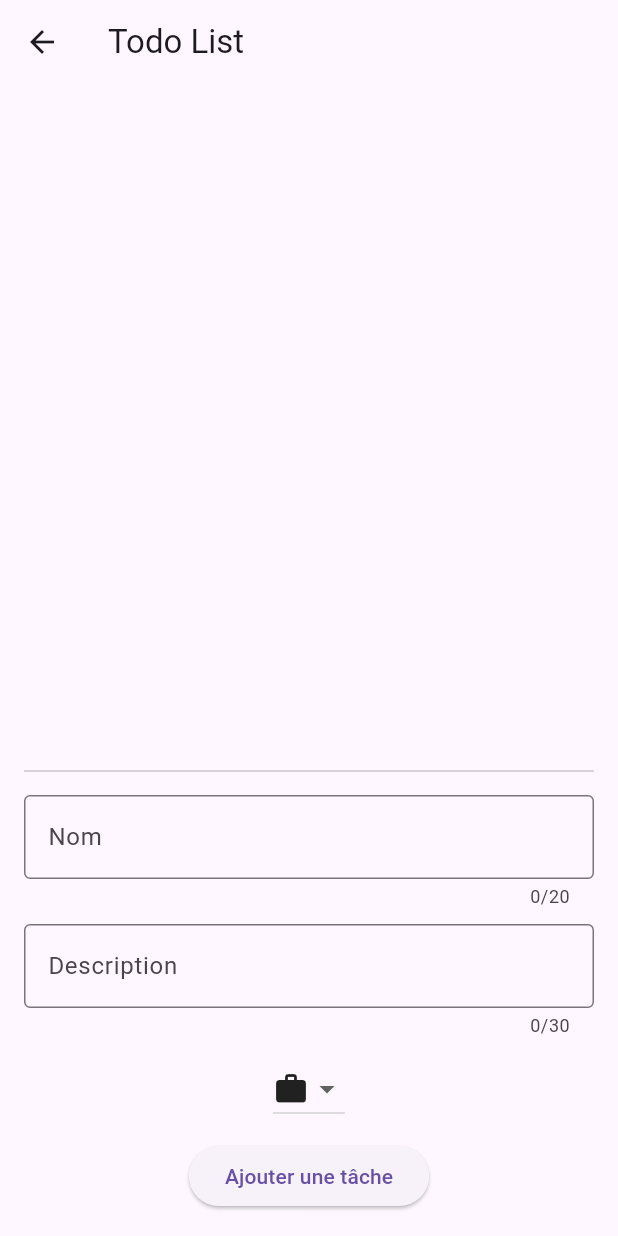
After one commit to LucPASCUAL/flutter-eval, a Flutter app: the screen it shows after launch, after a tap on "Accéder à la Todo List", on a phone screen of 412 x 824 dp. The commit adds this screen. Run offline on Flutter 3.47's test engine with Material 3 defaults, Android fonts, the phone set to English and light mode, and no system bars; our stand-ins replace flutter_slidable; statements that could not run were skipped.

Commit message:
2eme commit

```diff
--- /dev/null
+++ b/lib/domain/models/models.dart
@@ -0,0 +1,9 @@
+import 'package:flutter/material.dart';
+
+class Model {
+  final String title;
+  final String description;
+  final IconData icon;
+
+  Model({required this.title, required this.description, required this.icon});
+}
--- a/lib/presentation/screens/home_screen.dart
+++ b/lib/presentation/screens/home_screen.dart
@@ -1,5 +1,6 @@
 import 'package:flutter/material.dart';
 import 'package:todo/util/style_util.dart';
+import 'todo_list_page.dart';
 
 class HomeScreen extends StatelessWidget {
   const HomeScreen({super.key});
@@ -7,10 +8,29 @@ class HomeScreen extends StatelessWidget {
   @override
   Widget build(BuildContext context) {
     return Scaffold(
+      appBar: AppBar(title: const Text("Accueil")),
       body: Center(
-        child: Text(
-          "Bienvenue sur Flutter !",
-          style: StyleUtil.getMainTextStyle(),
+        child: Column(
+          mainAxisAlignment: MainAxisAlignment.center,
+          children: [
+            Text(
+              "ESN81 évaluation Flutter",
+              style: StyleUtil.getMainTextStyle(),
+            ),
+            const SizedBox(height: 20),
+            ElevatedButton.icon(
+              icon: const Icon(Icons.model_alt),
+              label: const Text("Accéder à la Todo List"),
+              onPressed: () {
+                Navigator.push(
+                  context,
+                  MaterialPageRoute(
+                    builder: (context) => const TodoListPage(),
+                  ),
+                );
+              },
+            ),
+          ],
         ),
       ),
     );
--- /dev/null
+++ b/lib/presentation/screens/todo_list_page.dart
@@ -0,0 +1,68 @@
+import 'package:flutter/material.dart';
+import 'package:todo/util/style_util.dart';
+import '../../domain/models/models.dart';
+import '../../widgets/model_form.dart';
+import '../../widgets/model_tile.dart';
+
+class TodoListPage extends StatefulWidget {
+  const TodoListPage({super.key});
+
+  @override
+  State<TodoListPage> createState() => _TodoListPageState();
+}
+
+class _TodoListPageState extends State<TodoListPage> {
+  final List<Model> _models = [];
+
+  void _addTask(Model model) {
+    setState(() => _models.add(model));
+  }
+
+  void _deleteTask(int index) {
+    setState(() => _models.removeAt(index));
+  }
+
+  void _copyTask(int index) {
+    final original = _models[index];
+    final copiedTask = Model(
+      title: "${original.title} (copie)",
+      description: original.description,
+      icon: original.icon,
+    );
+
+    setState(() => _models.add(copiedTask));
+
+    ScaffoldMessenger.of(context).showSnackBar(
+      const SnackBar(
+        content: Text("Tâche copiée (et collée)!"),
+        backgroundColor: StyleUtil.backgroundColorCopied,
+      ),
+    );
+  }
+
+  @override
+  Widget build(BuildContext context) {
+    return Scaffold(
+      appBar: AppBar(title: const Text('Todo List')),
+      body: Padding(
+        padding: const EdgeInsets.all(16.0),
+        child: Column(
+          children: [
+            Expanded(
+              child: ListView.builder(
+                itemCount: _models.length,
+                itemBuilder: (context, index) => ModelTile(
+                  model: _models[index],
+                  onDelete: () => _deleteTask(index),
+                  onCopy: () => _copyTask(index),
+                ),
+              ),
+            ),
+            const Divider(height: 32),
+            ModelForm(onAdd: _addTask),
+          ],
+        ),
+      ),
+    );
+  }
+}
--- a/lib/util/style_util.dart
+++ b/lib/util/style_util.dart
@@ -1,6 +1,11 @@
-import 'package:flutter/widgets.dart';
+import 'package:flutter/material.dart';
 
 class StyleUtil {
+  static const Color backgroundColorMess = Colors.redAccent;
+  static const Color backgroundColorDelete = Colors.red;
+  static const Color backgroundColorCopy = Colors.blue;
+  static const Color backgroundColorCopied = Colors.green;
+
   static TextStyle getMainTextStyle() {
     return TextStyle(
       fontSize: 25.0,
--- /dev/null
+++ b/lib/widgets/model_form.dart
@@ -0,0 +1,94 @@
+import 'package:flutter/material.dart';
+import 'package:todo/util/style_util.dart';
+import '../domain/models/models.dart';
+
+class ModelForm extends StatefulWidget {
+  final Function(Model) onAdd;
+
+  const ModelForm({super.key, required this.onAdd});
+
+  @override
+  State<ModelForm> createState() => _ModelFormState();
+}
+
+class _ModelFormState extends State<ModelForm> {
+  final _formKey = GlobalKey<FormState>();
+  final _titleController = TextEditingController();
+  final _descController = TextEditingController();
+  IconData _selectedIcon = Icons.work;
+
+  @override
+  void dispose() {
+    _titleController.dispose();
+    _descController.dispose();
+    super.dispose();
+  }
+
+  void _submit() {
+    if (_formKey.currentState!.validate()) {
+      final newModel = Model(
+        title: _titleController.text,
+        description: _descController.text,
+        icon: _selectedIcon,
+      );
+      widget.onAdd(newModel);
+      _titleController.clear();
+      _descController.clear();
+      setState(() => _selectedIcon = Icons.work);
+    } else {
+      ScaffoldMessenger.of(context).showSnackBar(
+        const SnackBar(
+          content: Text('Champ obligatoire'),
+          backgroundColor: StyleUtil.backgroundColorMess,
+        ),
+      );
+    }
+  }
+
+  @override
+  Widget build(BuildContext context) {
+    return Form(
+      key: _formKey,
+      child: Column(
+        children: [
+          TextFormField(
+            controller: _titleController,
+            maxLength: 20,
+            decoration: const InputDecoration(
+              labelText: 'Nom',
+              border: OutlineInputBorder(),
+            ),
+            validator: (value) => value == null || value.trim().isEmpty
+                ? 'Ce champ est requis'
+                : null,
+          ),
+          const SizedBox(height: 10),
+          TextFormField(
+            controller: _descController,
+            maxLength: 30,
+            decoration: const InputDecoration(
+              labelText: 'Description',
+              border: OutlineInputBorder(),
+            ),
+          ),
+          const SizedBox(height: 10),
+          DropdownButton<IconData>(
+            value: _selectedIcon,
+            onChanged: (icon) => setState(() => _selectedIcon = icon!),
+            items: const [
+              DropdownMenuItem(value: Icons.work, child: Icon(Icons.work)),
+              DropdownMenuItem(
+                  value: Icons.shopping_cart, child: Icon(Icons.shopping_cart)),
+              DropdownMenuItem(value: Icons.sports, child: Icon(Icons.sports)),
+            ],
+          ),
+          const SizedBox(height: 10),
+          ElevatedButton(
+            onPressed: _submit,
+            child: const Text('Ajouter une tâche'),
+          ),
+        ],
+      ),
+    );
+  }
+}
--- a/pubspec.yaml
+++ b/pubspec.yaml
@@ -34,6 +34,7 @@ dependencies:
   # The following adds the Cupertino Icons font to your application.
   # Use with the CupertinoIcons class for iOS style icons.
   cupertino_icons: ^1.0.8
+  flutter_slidable: ^4.0.0
 
 dev_dependencies:
   flutter_test:
```
Also changed, not shown: lib/widgets/model_tile.dart (added, +46 -0 lines), pubspec.lock, 1 other file.
